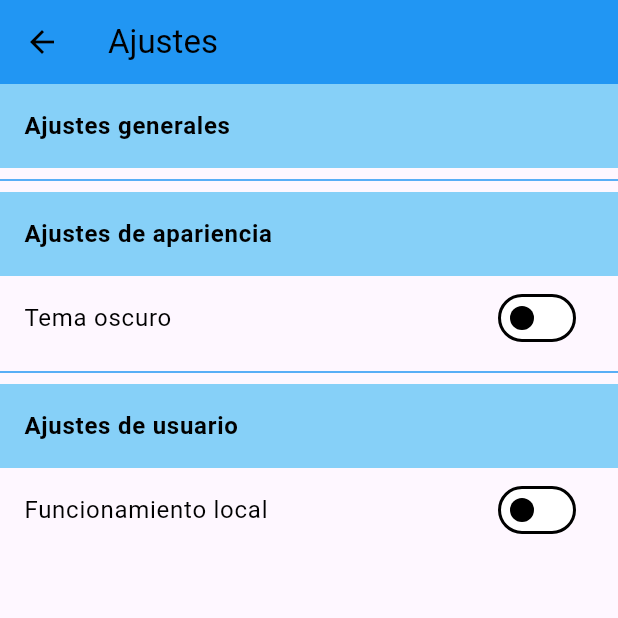
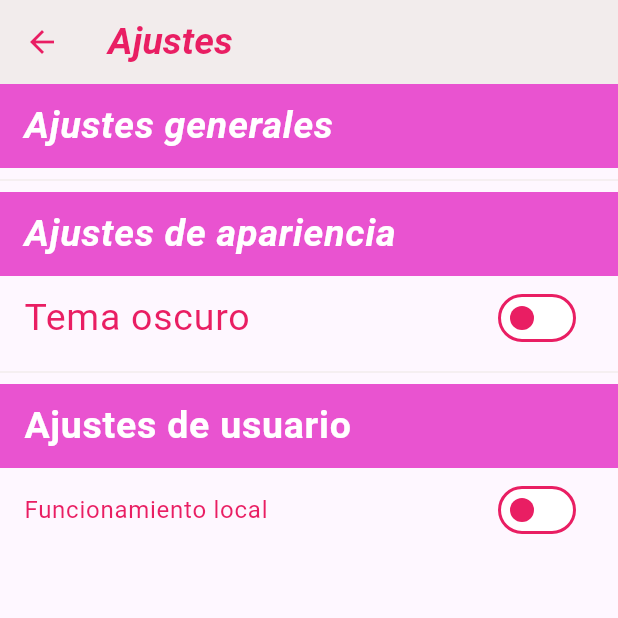
Before and after one commit to PaulaNuness/appMedicamentosAtual, a Flutter app: the screen it shows after launch, after a tap on the "settings" icon, on a phone screen of 412 x 824 dp, the top half of it. Run offline on Flutter 3.47's test engine with Material 3 defaults, Android fonts, the phone set to English and light mode, and no system bars; our stand-ins replace shared_preferences, sqflite; missing offline and left inert: dart:ffi; accounts and stored records are empty.

Commit message:
22-01__19:51
lunes

```diff
--- a/lib/tema/tema.dart
+++ b/lib/tema/tema.dart
@@ -66,14 +66,14 @@ class CargadorTema with ChangeNotifier {
   ThemeData _miTemaClaro(){
     return (ThemeData.light().copyWith(
           colorScheme: const ColorScheme(
-            primary: Color(0xFF2196F3), // Azul primario
-            secondary: Color.fromARGB(255, 134, 208, 248), // Color secundario
+            primary:  Color.fromARGB(255, 242, 236, 236),
+            secondary:  Color.fromARGB(255, 233, 83, 208), // Color secundario
             background: Color.fromARGB(255, 214, 236, 250), // Color de fondo
             surface: Colors.white, // Color de la superficie
-            onPrimary: Colors.black, // Color del texto sobre el color primario
-            onSecondary: Colors.black, // Color del texto sobre el color secundario
-            onBackground: Colors.black, // Color del texto sobre el fondo
-            onSurface: Colors.black, // Color del texto sobre la superficie
+            onPrimary:  Colors.pink, // Color del texto sobre el color primario
+            onSecondary:  Colors.white, // Color del texto sobre el color secundario
+            onBackground:  Colors.pink, // Color del texto sobre el fondo
+            onSurface:Color.fromARGB(255, 233, 83, 208),// Color del texto sobre la superficie
             brightness: Brightness.light, // Brillo del tema claro
             error: Color(0xFFFF6E40),
             onError: Color(0xFFECEFF1),
--- a/lib/widgets/pantalla8_configuracion.dart
+++ b/lib/widgets/pantalla8_configuracion.dart
@@ -23,6 +23,9 @@ class PaginaConfiguracionState extends State<Pantalla8_configuracion> {
       appBar: AppBar(
         title: Text('Ajustes',
             style: TextStyle(
+              fontSize: 25,
+              fontWeight: FontWeight.bold,
+              fontStyle: FontStyle.italic,
               color: temaActual.temaActual.colorScheme.onPrimary,
             )),
         //configuramos el color de fondo
@@ -43,7 +46,9 @@ class PaginaConfiguracionState extends State<Pantalla8_configuracion> {
             title: Text(
               "Ajustes generales",
               style: TextStyle(
+                fontSize: 25,
                 fontWeight: FontWeight.bold,
+              fontStyle: FontStyle.italic,
                 color: temaActual.temaActual.colorScheme.onSecondary,
               ),
             ),
@@ -58,7 +63,9 @@ class PaginaConfiguracionState extends State<Pantalla8_configuracion> {
             title: Text(
               "Ajustes de apariencia",
               style: TextStyle(
+                fontSize: 25,
                 fontWeight: FontWeight.bold,
+              fontStyle: FontStyle.italic,
                 color: temaActual.temaActual.colorScheme.onSecondary,
               ),
             ),
@@ -68,6 +75,7 @@ class PaginaConfiguracionState extends State<Pantalla8_configuracion> {
             title: Text(
               "Tema oscuro",
               style: TextStyle(
+                fontSize: 25,
                 color: temaActual.temaActual.colorScheme.onPrimary,
               ),
             ),
@@ -82,6 +90,7 @@ class PaginaConfiguracionState extends State<Pantalla8_configuracion> {
             title: Text(
               "Ajustes de usuario",
               style: TextStyle(
+                fontSize: 25,
                 fontWeight: FontWeight.bold,
                 color: temaActual.temaActual.colorScheme.onSecondary,
               ),
```
